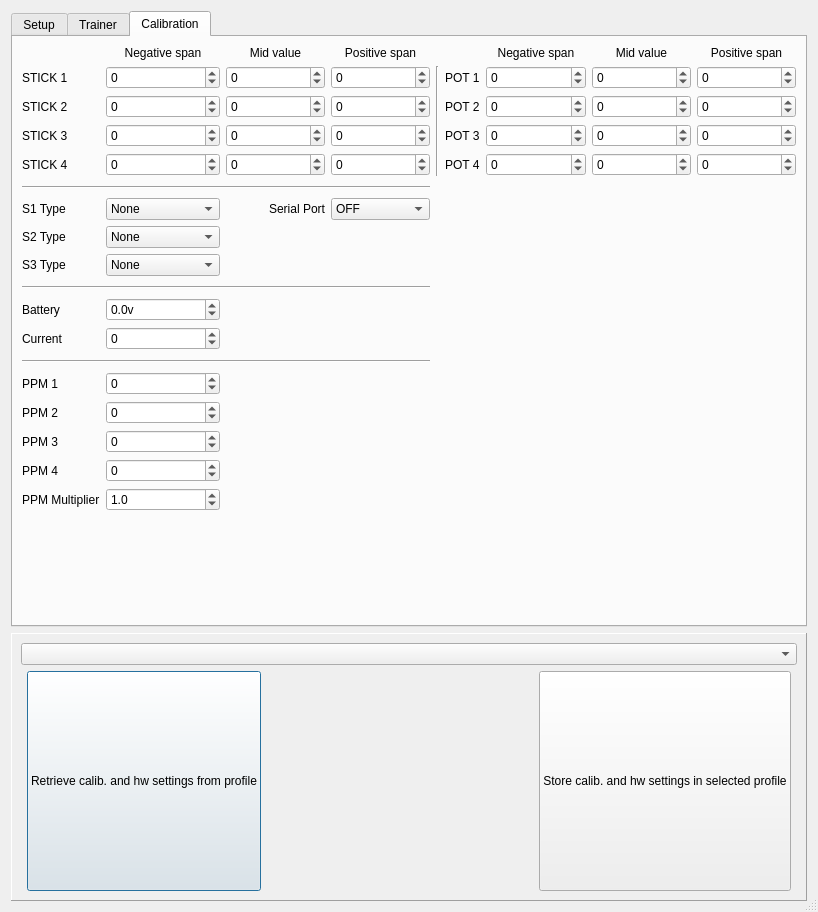
opentx/opentx, file companion/src/generaledit.ui: the form before one commit.
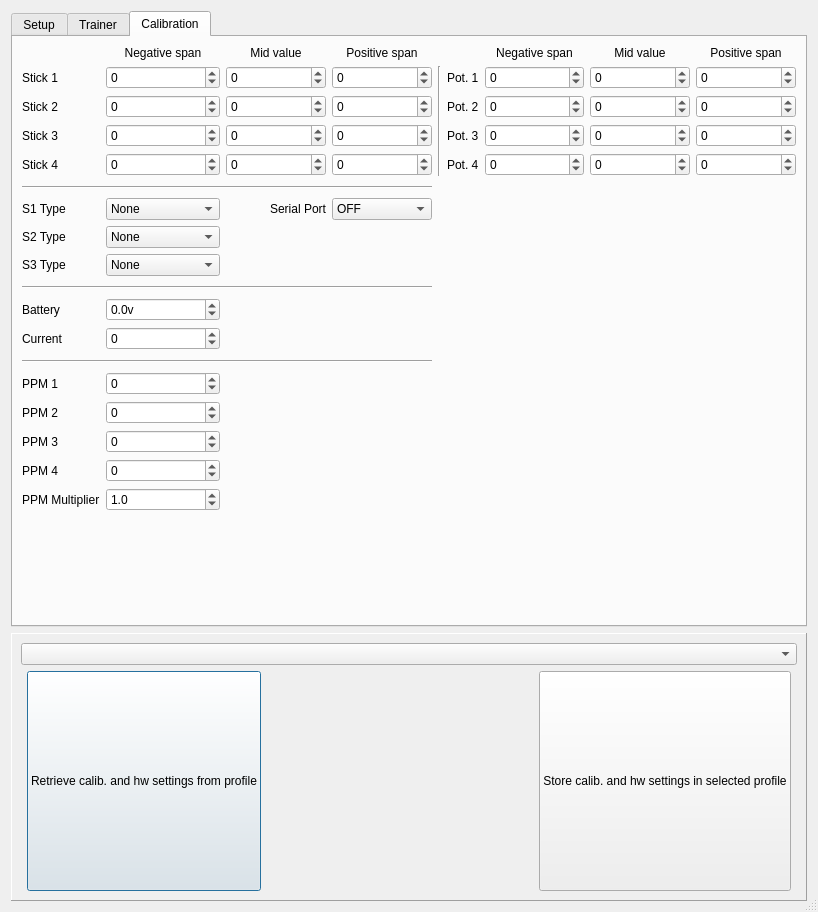
The form after the commit. The open tabs and pages were chosen to show the change.

Diff of the .ui file:
```diff
--- a/companion/src/generaledit.ui
+++ b/companion/src/generaledit.ui
@@ -2381,7 +2381,7 @@
        <item row="4" column="5">
         <widget class="QLabel" name="label_pot4">
          <property name="text">
-          <string>POT 4</string>
+          <string>Pot. 4</string>
          </property>
         </widget>
        </item>
@@ -2395,7 +2395,7 @@
        <item row="3" column="5">
         <widget class="QLabel" name="label_pot3">
          <property name="text">
-          <string>POT 3</string>
+          <string>Pot. 3</string>
          </property>
         </widget>
        </item>
@@ -2415,14 +2415,14 @@
        <item row="2" column="5">
         <widget class="QLabel" name="label_pot2">
          <property name="text">
-          <string>POT 2</string>
+          <string>Pot. 2</string>
          </property>
         </widget>
        </item>
        <item row="1" column="5">
         <widget class="QLabel" name="label_pot1">
          <property name="text">
-          <string>POT 1</string>
+          <string>Pot. 1</string>
          </property>
         </widget>
        </item>
@@ -2449,7 +2449,7 @@
        <item row="3" column="0">
         <widget class="QLabel" name="label_17">
          <property name="text">
-          <string>STICK 3</string>
+          <string>Stick 3</string>
          </property>
         </widget>
        </item>
@@ -2486,7 +2486,7 @@
        <item row="1" column="0">
         <widget class="QLabel" name="label_15">
          <property name="text">
-          <string>STICK 1</string>
+          <string>Stick 1</string>
          </property>
         </widget>
        </item>
@@ -2535,7 +2535,7 @@
        <item row="2" column="0">
         <widget class="QLabel" name="label_16">
          <property name="text">
-          <string>STICK 2</string>
+          <string>Stick 2</string>
          </property>
         </widget>
        </item>
@@ -2620,7 +2620,7 @@
        <item row="4" column="0">
         <widget class="QLabel" name="label_18">
          <property name="text">
-          <string>STICK 4</string>
+          <string>Stick 4</string>
          </property>
         </widget>
        </item>
```
Left out of the diff: 2 changed lines with no effect on the pictures.
